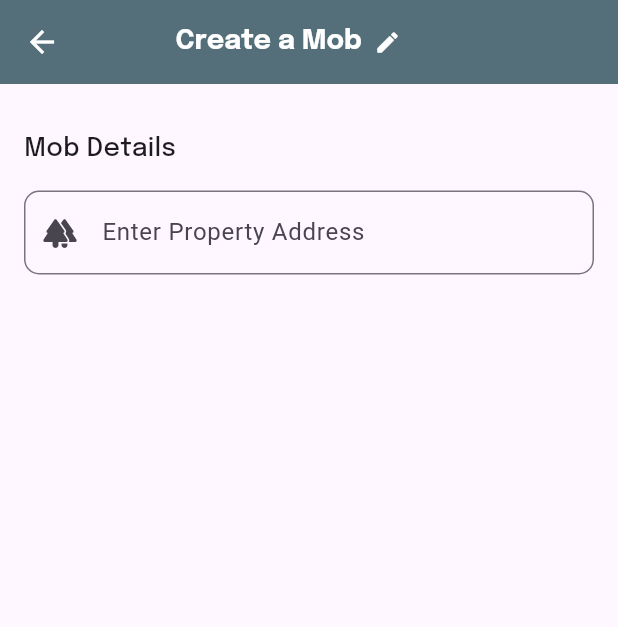
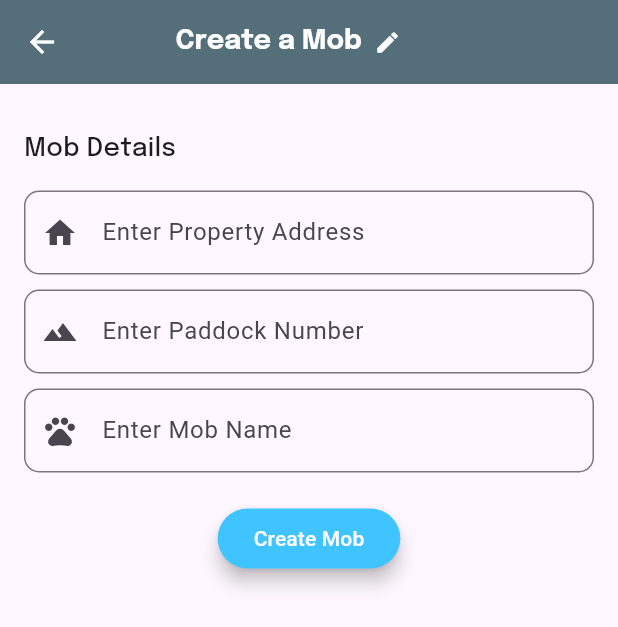
Before and after one commit to mn-nao-ren/drenchmate1017, a Flutter app: the CreateMobPage screen opened directly, on a phone screen of 412 x 824 dp. Shown: the top 627 px of the screen. Run offline on Flutter 3.47's test engine with Material 3 defaults, Android fonts, the phone set to English and light mode, and no system bars; our stand-ins replace cloud_firestore, firebase_auth, firebase_core, google_fonts, modal_progress_hud_nsn; accounts and stored records are empty.

Commit message:
Mob info widget

```diff
--- a/lib/presentation/screens/create_mob_page.dart
+++ b/lib/presentation/screens/create_mob_page.dart
@@ -1,8 +1,8 @@
-
 import 'package:flutter/material.dart';
 import 'package:google_fonts/google_fonts.dart';
 import 'package:cloud_firestore/cloud_firestore.dart';
 import 'package:drenchmate_2024/business_logic/services/firestore_service.dart';
+import 'package:drenchmate_2024/business_logic/services/input_validation_service.dart';
 
 class CreateMobPage extends StatefulWidget {
   static String id = 'create_mob_page';
@@ -36,7 +36,6 @@ class _CreateMobPageState extends State<CreateMobPage> {
                 fontWeight: FontWeight.bold,
                 fontSize: 18,
               ),
-
             ),
             const SizedBox(width: 8),
             const Icon(Icons.create_rounded, size: 18),
@@ -57,22 +56,75 @@ class _CreateMobPageState extends State<CreateMobPage> {
                 fontSize: 17,
               ),
             ),
-
             const SizedBox(height: 16),
             TextFormField(
               decoration: InputDecoration(
                 labelText: 'Enter Property Address',
-                prefixIcon: const Icon(Icons.forest_rounded),
+                prefixIcon: const Icon(Icons.home),
                 border: OutlineInputBorder(
                   borderRadius: BorderRadius.circular(10.0),
                 ),
-              )
+              ),
+              validator: validatePropertyAddress,
+              onSaved: (value) {
+                propertyAddress = value!;
+              },
             ),
-          ]
-        )
-      )
+            const SizedBox(height: 10),
+            TextFormField(
+              decoration: InputDecoration(
+                labelText: 'Enter Paddock Number',
+                prefixIcon: const Icon(Icons.landscape),
+                border: OutlineInputBorder(
+                  borderRadius: BorderRadius.circular(10.0),
+                ),
+              ),
+              keyboardType: TextInputType.number,
+              validator: validatePaddockNumber,
+              onSaved: (value) {
+                paddockId = int.parse(value!);
+              },
+            ),
+            const SizedBox(height: 10),
+            TextFormField(
+              decoration: InputDecoration(
+                labelText: 'Enter Mob Name',
+                prefixIcon: const Icon(Icons.pets),
+                border: OutlineInputBorder(
+                  borderRadius: BorderRadius.circular(10.0),
+                ),
+              ),
+              validator: validateMobName,
+              onSaved: (value) {
+                mobName = value!;
+              },
+            ),
+            const SizedBox(height: 20),
+            Center(
+              child: ElevatedButton(
+                onPressed: () async {
+                  if (_formKey.currentState!.validate()) {
+                    _formKey.currentState!.save();
+                    await _firestoreService.saveMob();
+                    ScaffoldMessenger.of(context).showSnackBar(
+                      const SnackBar(content: Text('Mob added successfully')),
+                    );
+                  }
+                },
+                style: ElevatedButton.styleFrom(
+                  backgroundColor: Colors.lightBlueAccent,
+                  foregroundColor: Colors.white,
+                  elevation: 5.0, // Background color
+                  shape: RoundedRectangleBorder(
+                    borderRadius: BorderRadius.circular(20.0),
+                  ),
+                ),
+                child: const Text('Create Mob'),
+              ),
+            ),
+          ],
+        ),
+      ),
     );
   }
-
-
 }
```
Also changed, not shown: lib/presentation/screens/create_profile.dart (+10 -12 lines), lib/presentation/screens/home_landing_page.dart (+4 -3 lines), lib/presentation/screens/setup_property_screen.dart (+12 -19 lines).
